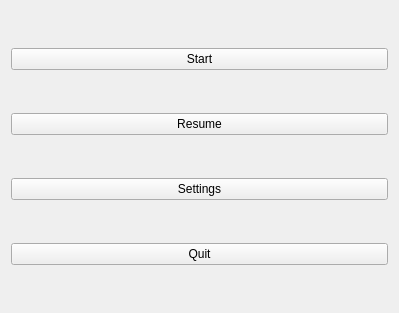
This is BTM_Qt/mainmenu.ui in skandermoalla/CSE201-Top5 as Qt 5 draws it before an edit. The edited form follows.
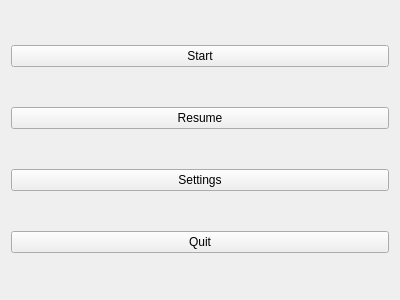
This is the edited form.

Patch:
```diff
--- a/BTM_Qt/mainmenu.ui
+++ b/BTM_Qt/mainmenu.ui
@@ -6,8 +6,8 @@
    <rect>
     <x>0</x>
     <y>0</y>
-    <width>399</width>
-    <height>313</height>
+    <width>400</width>
+    <height>300</height>
    </rect>
   </property>
   <property name="windowTitle">
```
